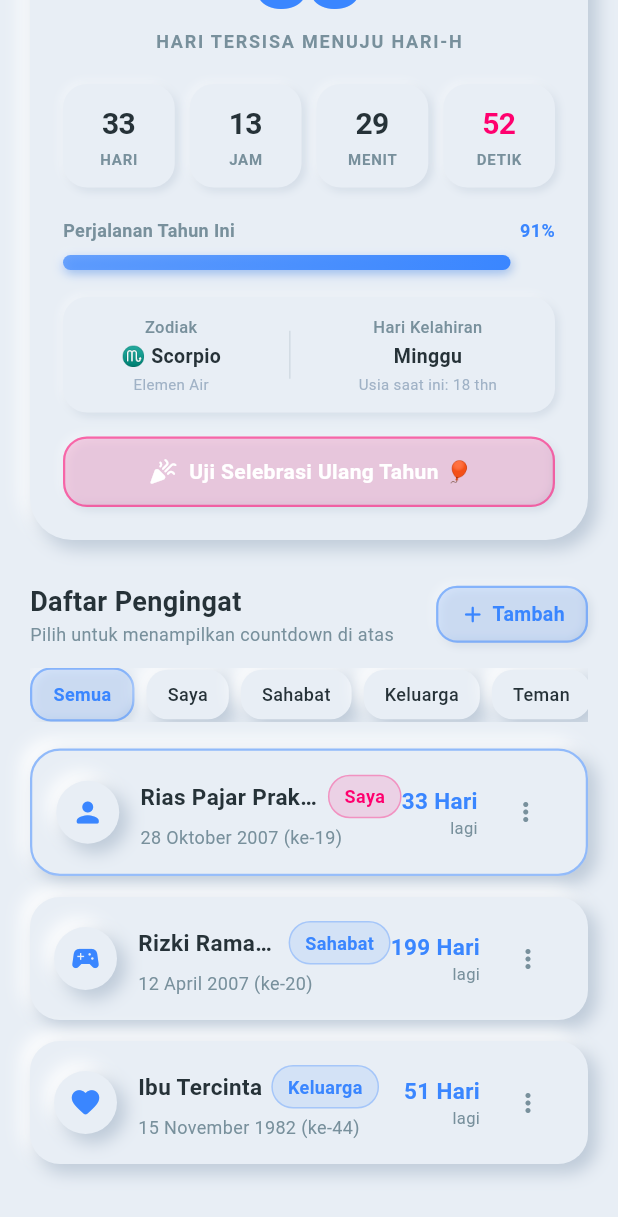
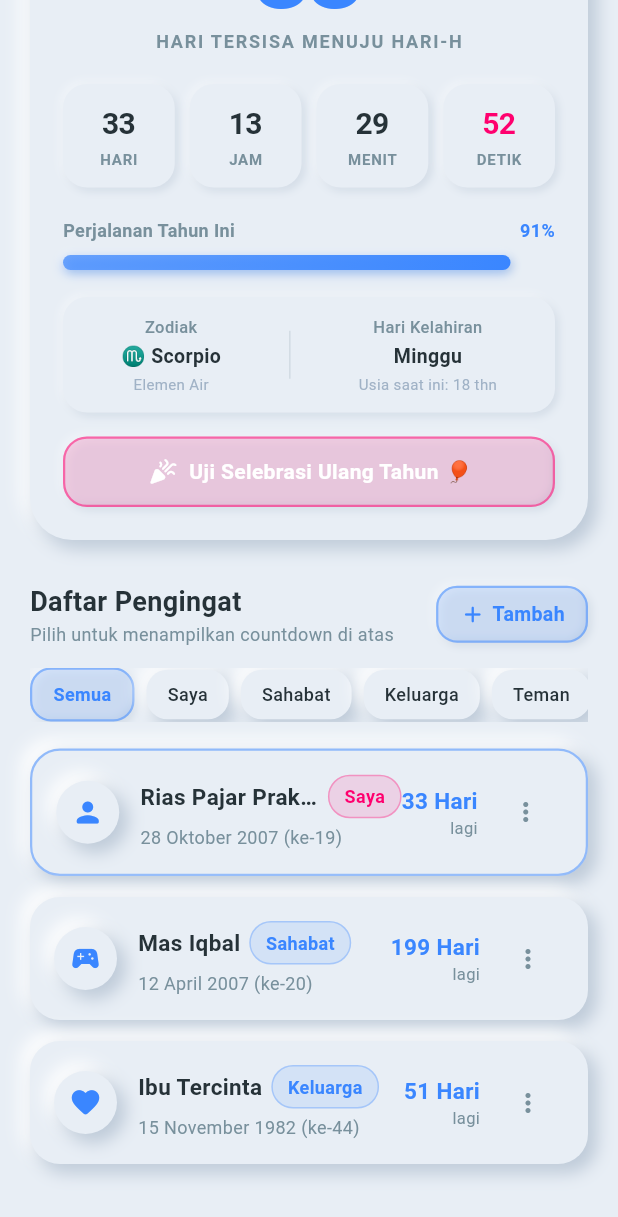
Before and after one commit to K-taaannn/ATS_Android, a Flutter app: the screen it shows after launch, scrolled down 244 dp, on a phone screen of 412 x 824 dp. Shown: the top 1217 px of the screen. Run offline on Flutter 3.47's test engine with Material 3 defaults, Android fonts, the phone set to English and light mode, and no system bars; Roboto replaces fonts that are missing (Segoe UI).

Commit message:
Update placeholder name from Rizki Ramadhan to Mas Iqbal

```diff
--- a/lib/main.dart
+++ b/lib/main.dart
@@ -54,7 +54,7 @@ class _BirthdayCountdownHomePageState extends State<BirthdayCountdownHomePage> {
     ),
     BirthdayItem(
       id: '2',
-      name: 'Rizki Ramadhan',
+      name: 'Mas Iqbal',
       birthDate: DateTime(2007, 4, 12),
       relationship: 'Sahabat',
       icon: Icons.sports_esports_rounded,
```
